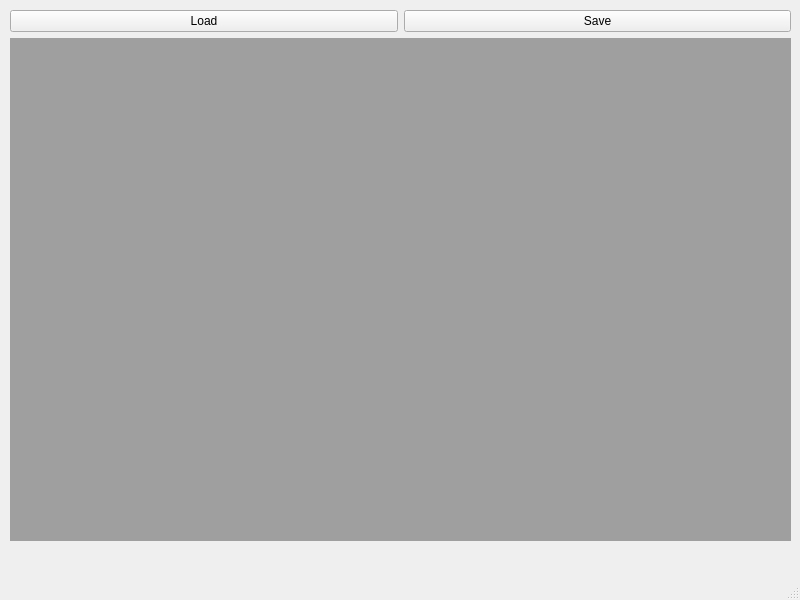
TUB-Control/PaPI, file ui/gui/qt_new/main.ui: the form before one commit.
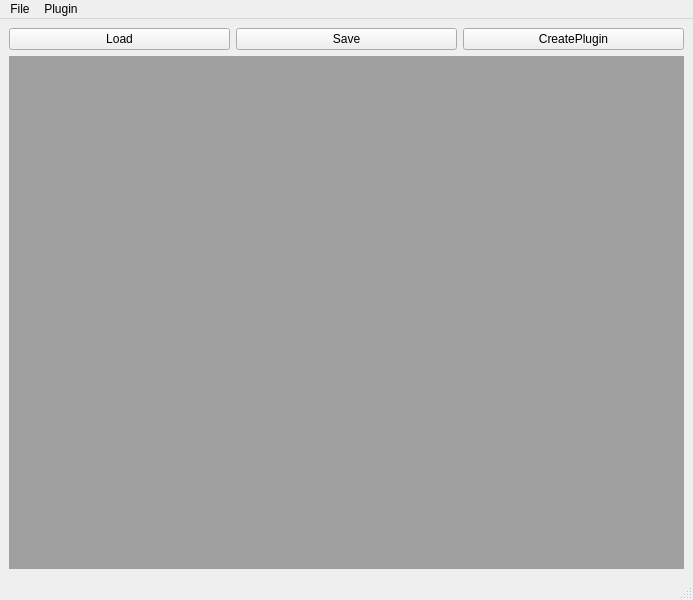
The form after the commit.

What changed in the file:
```diff
--- a/ui/gui/qt_new/main.ui
+++ b/ui/gui/qt_new/main.ui
@@ -6,7 +6,7 @@
    <rect>
     <x>0</x>
     <y>0</y>
-    <width>800</width>
+    <width>693</width>
     <height>600</height>
    </rect>
   </property>
@@ -14,15 +14,8 @@
    <string>MainWindow</string>
   </property>
   <widget class="QWidget" name="centralwidget">
-   <widget class="QWidget" name="verticalLayoutWidget">
-    <property name="geometry">
-     <rect>
-      <x>10</x>
-      <y>10</y>
-      <width>781</width>
-      <height>531</height>
-     </rect>
-    </property>
+   <layout class="QVBoxLayout" name="verticalLayout_2">
+    <item>
     <layout class="QVBoxLayout" name="verticalLayout">
      <item>
       <layout class="QHBoxLayout" name="horizontalLayout">
@@ -40,23 +33,47 @@
          </property>
         </widget>
        </item>
+        <item>
+         <widget class="QPushButton" name="createButton">
+          <property name="text">
+           <string>CreatePlugin</string>
+          </property>
+         </widget>
+        </item>
       </layout>
      </item>
      <item>
       <widget class="QMdiArea" name="widgetArea"/>
      </item>
     </layout>
-   </widget>
+    </item>
+   </layout>
   </widget>
   <widget class="QMenuBar" name="menubar">
    <property name="geometry">
     <rect>
      <x>0</x>
      <y>0</y>
-     <width>800</width>
+     <width>693</width>
      <height>25</height>
     </rect>
    </property>
+   <widget class="QMenu" name="menuFile">
+    <property name="title">
+     <string>File</string>
+    </property>
+    <addaction name="actionLoad"/>
+    <addaction name="actionSave"/>
+   </widget>
+   <widget class="QMenu" name="menuPlugin">
+    <property name="title">
+     <string>Plugin</string>
+    </property>
+    <addaction name="actionOverview"/>
+    <addaction name="actionCreate"/>
+   </widget>
+   <addaction name="menuFile"/>
+   <addaction name="menuPlugin"/>
   </widget>
   <widget class="QStatusBar" name="statusbar"/>
  </widget>
```
Left out of the diff: 20 changed lines with no effect on the pictures. Lines whose indentation alone changed are shown as unchanged.
